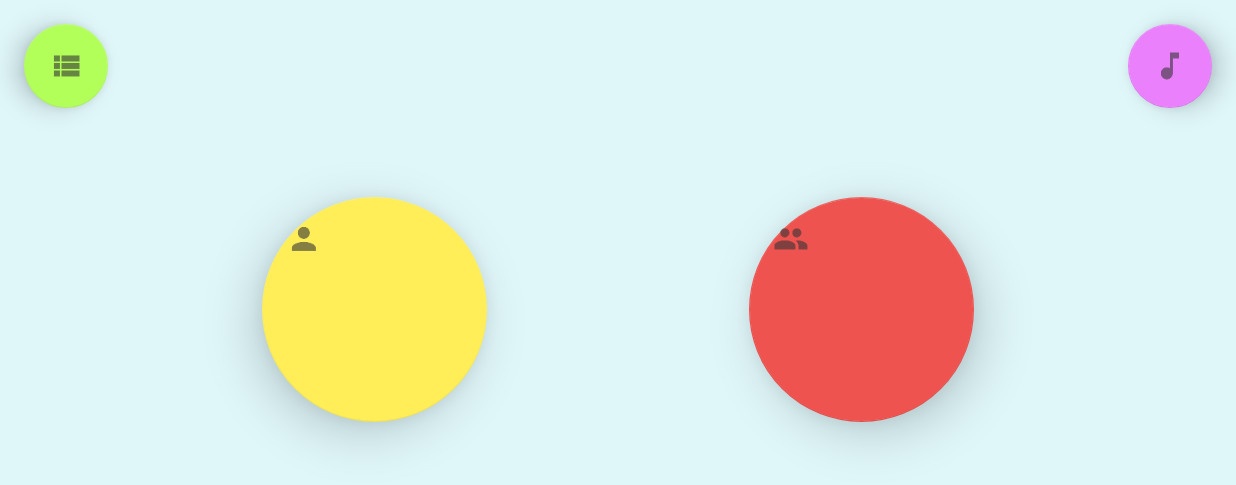
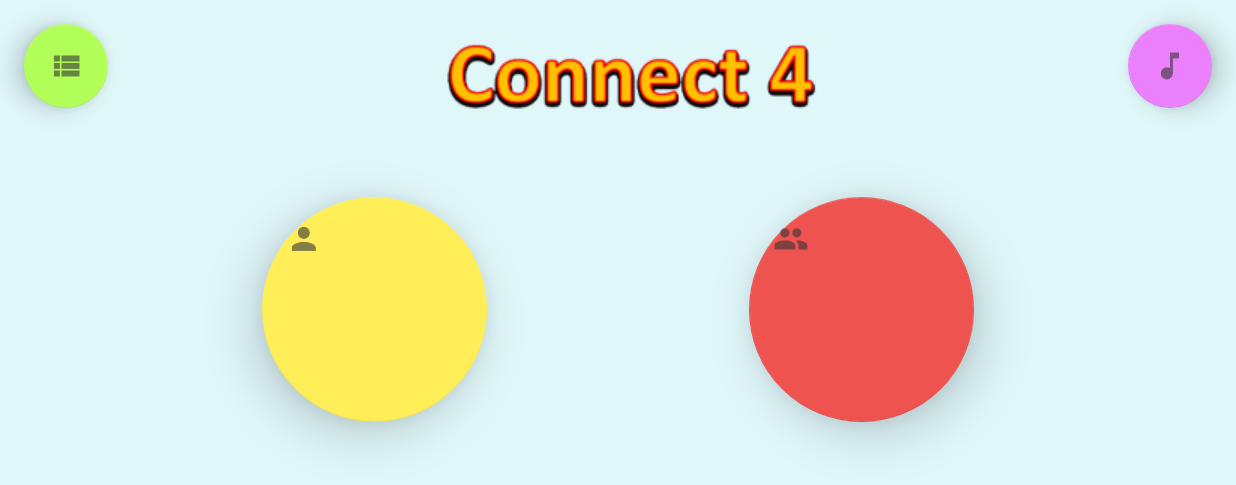
Before and after one commit to SSBB231/Connect4App, an Android app: the screen it shows after launch (MainActivity), on a phone screen of 824 x 412 dp (held sideways). Shown: the top 485 px of the screen. Run offline under Robolectric (Android 15) with nearby library versions, the phone set to English and light mode, and no system bars.

Commit message:
Added a title to the MM. Can change the title.png to whatever png/jpg file needed, the positioning and set up should be done though

```diff
--- a/app/src/main/res/layout/activity_main.xml
+++ b/app/src/main/res/layout/activity_main.xml
@@ -11,41 +11,56 @@
         android:id="@+id/bOnePlayer"
         android:layout_width="150dp"
         android:layout_height="150dp"
+        android:onClick="startGame"
         android:src="@drawable/ic_action_name"
-        android:onClick="startGame"
+        app:backgroundTint="#ffee58"
         app:elevation="20dp"
-        app:backgroundTint="#ffee58"
         app:layout_constraintBottom_toBottomOf="parent"
-        app:layout_constraintTop_toTopOf="parent"
         app:layout_constraintLeft_toLeftOf="parent"
         app:layout_constraintRight_toLeftOf="@+id/bTwoPlayer"
+        app:layout_constraintTop_toTopOf="parent"
         app:layout_constraintVertical_bias="0.501" />
+
+    <ImageView
+        android:id="@+id/title_icon"
+        android:layout_width="wrap_content"
+        android:layout_height="wrap_content"
+        android:layout_gravity="center"
+        android:layout_marginBottom="8dp"
+        android:layout_marginTop="8dp"
+        android:src="@drawable/title"
+        app:layout_constraintBottom_toBottomOf="parent"
+        app:layout_constraintEnd_toEndOf="parent"
+        app:layout_constraintHorizontal_bias="0.502"
+        app:layout_constraintStart_toStartOf="parent"
+        app:layout_constraintTop_toTopOf="parent"
+        app:layout_constraintVertical_bias="0.016" />
 
     <android.support.design.widget.FloatingActionButton
         android:id="@+id/bTwoPlayer"
         android:layout_width="150dp"
         android:layout_height="150dp"
+        android:onClick="startGame"
         android:src="@drawable/ic_action_two"
-        android:onClick="startGame"
+        app:backgroundTint="#ef5350"
         app:elevation="20dp"
-        app:backgroundTint="#ef5350"
         app:layout_constraintBottom_toBottomOf="parent"
-        app:layout_constraintTop_toTopOf="parent"
+        app:layout_constraintLeft_toRightOf="@+id/bOnePlayer"
         app:layout_constraintRight_toRightOf="parent"
-        app:layout_constraintLeft_toRightOf="@+id/bOnePlayer" />
+        app:layout_constraintTop_toTopOf="parent" />
 
     <android.support.design.widget.FloatingActionButton
         android:id="@+id/button5"
-        android:src="@drawable/ic_action_leader"
         android:layout_width="wrap_content"
         android:layout_height="wrap_content"
         android:layout_marginLeft="16dp"
         android:layout_marginTop="16dp"
+        android:onClick="startLeaderBoard"
+        android:src="@drawable/ic_action_leader"
         android:text="Button"
-        android:onClick="startLeaderBoard"
+        app:backgroundTint="#b2ff59"
         app:elevation="10dp"
         app:fabSize="normal"
-        app:backgroundTint="#b2ff59"
         app:layout_constraintLeft_toLeftOf="parent"
         app:layout_constraintTop_toTopOf="parent" />
 
@@ -55,12 +70,12 @@
         android:layout_height="wrap_content"
         android:layout_marginRight="16dp"
         android:layout_marginTop="16dp"
+        android:onClick="toggleMusic"
+        android:src="@drawable/ic_action_music"
         android:text="Button"
-        android:src="@drawable/ic_action_music"
-        android:onClick="toggleMusic"
+        app:backgroundTint="#ea80fc"
         app:elevation="10dp"
         app:fabSize="normal"
-        app:backgroundTint="#ea80fc"
         app:layout_constraintRight_toRightOf="parent"
         app:layout_constraintTop_toTopOf="parent" />
 </android.support.constraint.ConstraintLayout>
```
Also changed, not shown: app/src/main/res/drawable/title.png (added).
